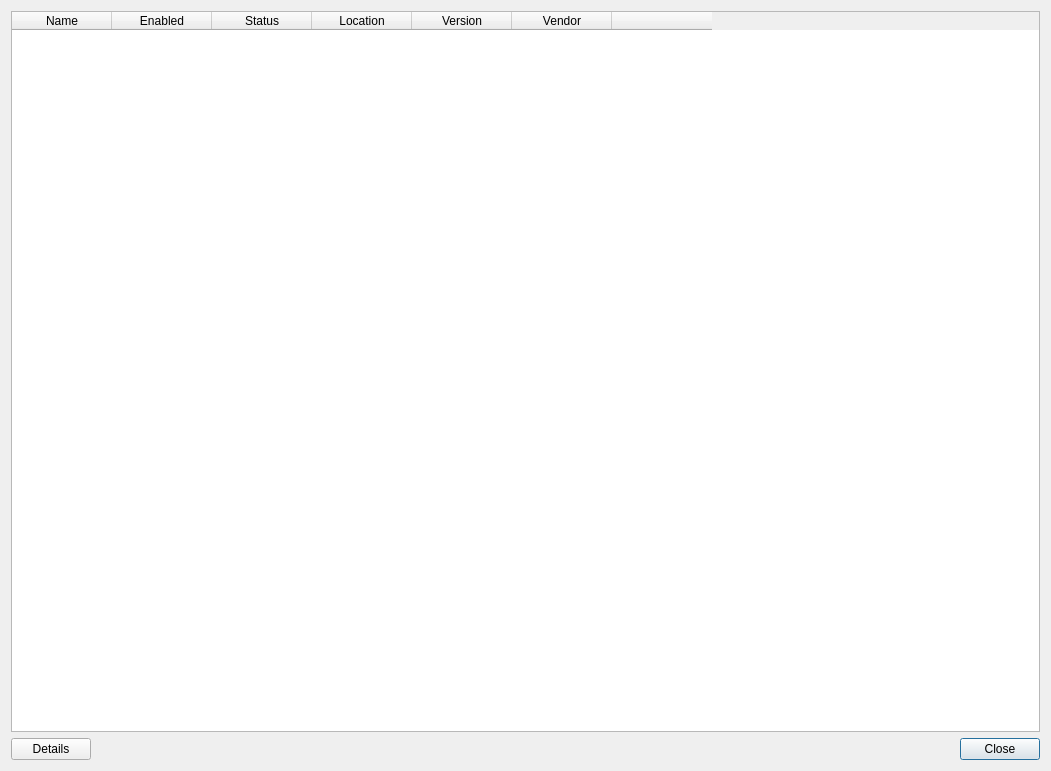
This is Source/Applications/DREAM3D/UI_Files/AboutPlugins.ui in BlueQuartzSoftware/DREAM3D as Qt 5 draws it before an edit. The edited form follows.
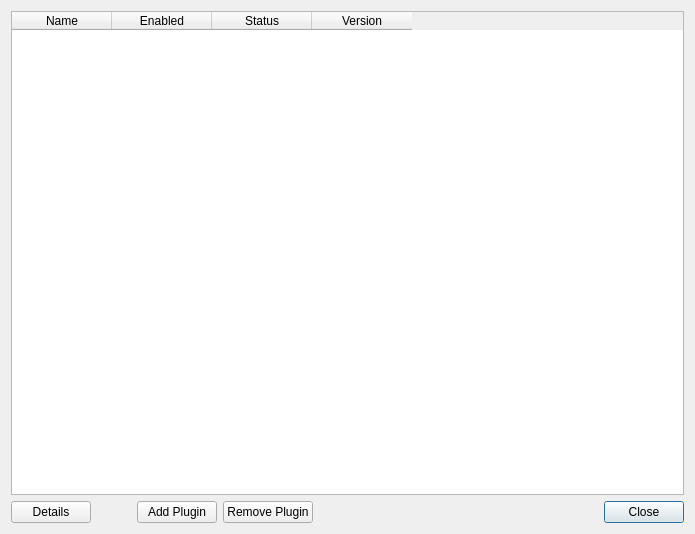
This is the edited form.

Commit message: Continued work on the AboutPlugins dialog box.

The edit to the form file:
```diff
--- a/Source/Applications/DREAM3D/UI_Files/AboutPlugins.ui
+++ b/Source/Applications/DREAM3D/UI_Files/AboutPlugins.ui
@@ -6,8 +6,8 @@
    <rect>
     <x>0</x>
     <y>0</y>
-    <width>1051</width>
-    <height>771</height>
+    <width>695</width>
+    <height>534</height>
    </rect>
   </property>
   <property name="windowTitle">
@@ -51,26 +51,11 @@
          <string>Status</string>
         </property>
        </column>
-       <column>
-        <property name="text">
-         <string>Location</string>
-        </property>
-       </column>
        <column>
         <property name="text">
          <string>Version</string>
         </property>
        </column>
-       <column>
-        <property name="text">
-         <string>Vendor</string>
-        </property>
-       </column>
-       <column>
-        <property name="text">
-         <string/>
-        </property>
-       </column>
       </widget>
      </item>
      <item>
@@ -82,6 +67,36 @@
          </property>
         </widget>
        </item>
+       <item>
+        <spacer name="horizontalSpacer_2">
+         <property name="orientation">
+          <enum>Qt::Horizontal</enum>
+         </property>
+         <property name="sizeType">
+          <enum>QSizePolicy::Fixed</enum>
+         </property>
+         <property name="sizeHint" stdset="0">
+          <size>
+           <width>40</width>
+           <height>20</height>
+          </size>
+         </property>
+        </spacer>
+       </item>
+       <item>
+        <widget class="QPushButton" name="addPluginBtn">
+         <property name="text">
+          <string>Add Plugin</string>
+         </property>
+        </widget>
+       </item>
+       <item>
+        <widget class="QPushButton" name="removePluginBtn">
+         <property name="text">
+          <string>Remove Plugin</string>
+         </property>
+        </widget>
+       </item>
        <item>
         <spacer name="horizontalSpacer">
          <property name="orientation">
```
The commit also changes 5 other files.
